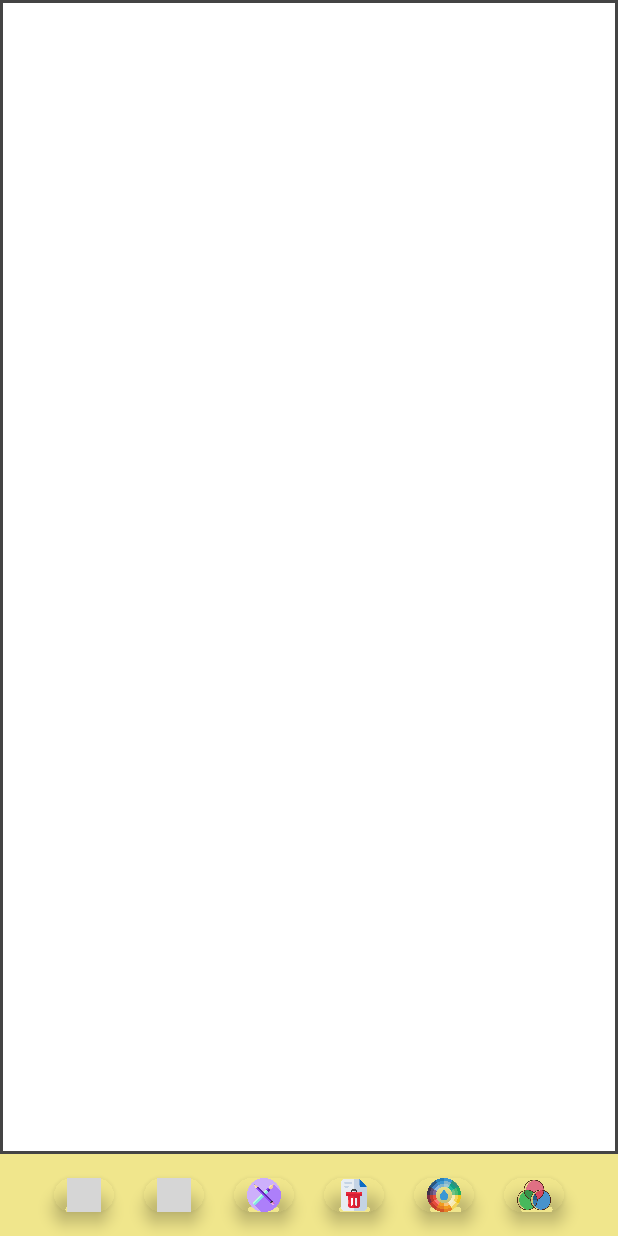
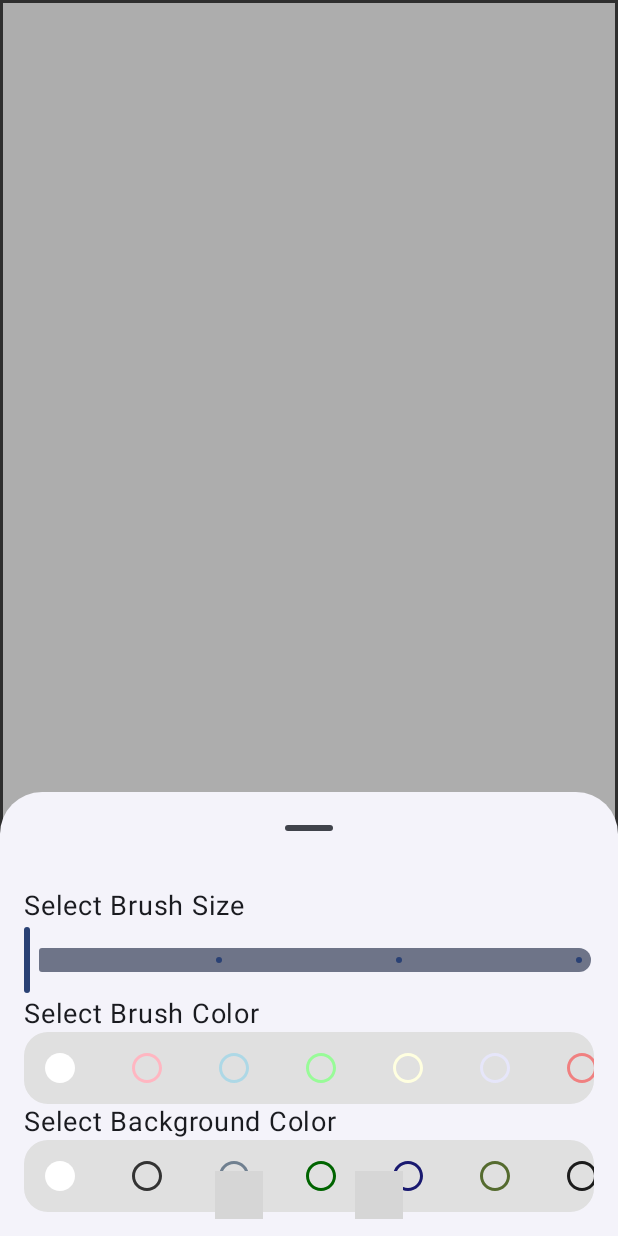
Before and after one commit to D9-cell/DrawingBoardIWithJC, an Android app built with Jetpack Compose: the screen it shows after launch (MainActivity), after a tap on "Brush Size", on a phone screen of 412 x 824 dp. Run offline under Robolectric (Android 15) with nearby library versions, the light colour scheme and no system bars; grey boxes are pictures that could not be loaded.

Commit message:
Perfect Drawing App till now

```diff
--- /dev/null
+++ b/app/src/main/java/com/example/drawingboardiwithjc/ColorButton.kt
@@ -0,0 +1,40 @@
+package com.example.drawingboardiwithjc
+
+
+import androidx.compose.foundation.background
+import androidx.compose.foundation.border
+import androidx.compose.foundation.layout.Box
+import androidx.compose.foundation.layout.padding
+import androidx.compose.foundation.layout.size
+import androidx.compose.material3.Icon
+import androidx.compose.material3.IconButton
+import androidx.compose.runtime.Composable
+import androidx.compose.ui.Modifier
+import androidx.compose.ui.graphics.Color
+import androidx.compose.ui.res.painterResource
+import androidx.compose.ui.unit.dp
+
+@Composable
+fun ColorButton(
+    buttonNumber: Int,
+    isSelected: Boolean,
+    colors: List<Color>,
+    onColorSelected: (Int) -> Unit
+) {
+    // Icon changes based on the selection state
+    val icon = if (isSelected) R.drawable.baseline_circle_24 else R.drawable.outline_circle_24
+
+    IconButton(onClick = {
+        onColorSelected(buttonNumber)
+    }) {
+        // Use modulo to ensure the index stays within the bounds of the list
+        val color = colors[buttonNumber % colors.size]
+
+        Icon(
+            painter = painterResource(id = icon),
+            contentDescription = "Color Button $buttonNumber",
+            tint = color,  // Dynamically get color from list
+            modifier = Modifier.padding(8.dp)
+        )
+    }
+}
--- a/app/src/main/java/com/example/drawingboardiwithjc/CustomBottomBar.kt
+++ b/app/src/main/java/com/example/drawingboardiwithjc/CustomBottomBar.kt
@@ -8,6 +8,7 @@ import androidx.compose.foundation.layout.padding
 import androidx.compose.foundation.layout.size
 import androidx.compose.material3.FloatingActionButton
 import androidx.compose.material3.Icon
+import androidx.compose.material3.IconButton
 import androidx.compose.runtime.Composable
 import androidx.compose.ui.Alignment
 import androidx.compose.ui.Modifier
@@ -17,100 +18,70 @@ import androidx.compose.ui.res.colorResource
 import androidx.compose.ui.res.painterResource
 import androidx.compose.ui.tooling.preview.Preview
 import androidx.compose.ui.unit.dp
-
 @Composable
 fun CustomBottomBar(
     onUndo: () -> Unit,
     onRedo: () -> Unit,
     onBrushSizeChange: () -> Unit,
     onClearCanvas: () -> Unit,
-    onColorChange: () -> Unit, // Callback for color picker
-    onBackgroundColorChange: () -> Unit, // Callback for changing background color
     modifier: Modifier = Modifier
 ) {
     Row(
-        modifier = modifier
-            .background(colorResource(id = R.color.pastelPeach))
-            .padding(16.dp),
+        modifier = modifier.background(colorResource(id = R.color.pastelPeach)),
         horizontalArrangement = Arrangement.SpaceEvenly,
         verticalAlignment = Alignment.CenterVertically
     ) {
-        // FloatingActionButton for Undo
-        FloatingActionButton(
+        // IconButton for Brush and Background Change
+        IconButton(
+            onClick = onBrushSizeChange,
+            modifier = Modifier.size(56.dp) // Set the size for the IconButton
+        ) {
+            Icon(
+                painter = painterResource(R.drawable.brush),
+                contentDescription = "Brush Size",
+                tint = Color.Unspecified,
+                modifier = Modifier.size(32.dp) // Increase icon size
+            )
+        }
+
+        // IconButton for Undo
+        IconButton(
             onClick = onUndo,
-            modifier = Modifier.size(40.dp), // Default FAB size
-            containerColor = Color.Unspecified
+            modifier = Modifier.size(56.dp) // Set the size for the IconButton
         ) {
             Icon(
                 painter = painterResource(R.drawable.undo),
                 contentDescription = "Undo",
-                tint = Color.Unspecified
+                tint = Color.Unspecified,
+                modifier = Modifier.size(32.dp) // Increase icon size
             )
         }
 
-        // FloatingActionButton for Redo
-        FloatingActionButton(
+        // IconButton for Redo
+        IconButton(
             onClick = onRedo,
-            modifier = Modifier.size(40.dp), // Default FAB size
-            containerColor = Color.Unspecified
+            modifier = Modifier.size(56.dp) // Set the size for the IconButton
         ) {
             Icon(
                 painter = painterResource(R.drawable.undo),
                 contentDescription = "Redo",
                 tint = Color.Unspecified,
-                modifier = Modifier.graphicsLayer(rotationY = 180f)
+                modifier = Modifier
+                    .size(32.dp) // Increase icon size
+                    .graphicsLayer(rotationY = 180f) // Rotate for redo
             )
         }
 
-        // FloatingActionButton for Brush Size Change
-        FloatingActionButton(
-            onClick = onBrushSizeChange,
-            modifier = Modifier.size(40.dp), // Default FAB size
-            containerColor = Color.Unspecified
-        ) {
-            Icon(
-                painter = painterResource(R.drawable.brush),
-                contentDescription = "Brush Size",
-                tint = Color.Unspecified
-            )
-        }
-
-        // FloatingActionButton for Clear Canvas
-        FloatingActionButton(
+        // IconButton for Clear Canvas
+        IconButton(
             onClick = onClearCanvas,
-            modifier = Modifier.size(40.dp), // Default FAB size
-            containerColor = Color.Unspecified
+            modifier = Modifier.size(56.dp) // Set the size for the IconButton
         ) {
             Icon(
                 painter = painterResource(R.drawable.clear),
                 contentDescription = "Clear",
-                tint = Color.Unspecified
-            )
-        }
-
-        // FloatingActionButton for Color Change
-        FloatingActionButton(
-            onClick = onColorChange,
-            modifier = Modifier.size(40.dp), // Default FAB size
-            containerColor = Color.Unspecified
-        ) {
-            Icon(
-                painter = painterResource(R.drawable.color),
-                contentDescription = "Choose Color",
-                tint = Color.Unspecified
-            )
-        }
-
-        // FloatingActionButton for Background Color Change
-        FloatingActionButton(
-            onClick = onBackgroundColorChange,
-            modifier = Modifier.size(40.dp), // Default FAB size
-            containerColor = Color.Unspecified
-        ) {
-            Icon(
-                painter = painterResource(R.drawable.background), // You can use a different icon
-                contentDescription = "Change Background Color",
-                tint = Color.Unspecified
+                tint = Color.Unspecified,
+                modifier = Modifier.size(32.dp) // Increase icon size
             )
         }
     }
@@ -125,8 +96,6 @@ fun CustomBottomBarPreview() {
         onRedo = {},
         onBrushSizeChange = {},
         onClearCanvas = {},
-        onColorChange = {},
-        onBackgroundColorChange = {},
         modifier = Modifier.fillMaxWidth()
     )
 }
--- a/app/src/main/java/com/example/drawingboardiwithjc/DrawingViewScreen.kt
+++ b/app/src/main/java/com/example/drawingboardiwithjc/DrawingViewScreen.kt
@@ -2,10 +2,20 @@ package com.example.drawingboardiwithjc
 
 import androidx.compose.foundation.background
 import androidx.compose.foundation.border
+import androidx.compose.foundation.horizontalScroll
+import androidx.compose.foundation.layout.Arrangement
 import androidx.compose.foundation.layout.Box
 import androidx.compose.foundation.layout.Column
+import androidx.compose.foundation.layout.Row
 import androidx.compose.foundation.layout.fillMaxSize
 import androidx.compose.foundation.layout.fillMaxWidth
+import androidx.compose.foundation.layout.padding
+import androidx.compose.foundation.rememberScrollState
+import androidx.compose.foundation.shape.RoundedCornerShape
+import androidx.compose.material3.ExperimentalMaterial3Api
+import androidx.compose.material3.ModalBottomSheet
+import androidx.compose.material3.Slider
+import androidx.compose.material3.Text
 import androidx.compose.runtime.Composable
 import androidx.compose.runtime.getValue
 import androidx.compose.runtime.mutableFloatStateOf
@@ -14,24 +24,26 @@ import androidx.compose.runtime.mutableStateOf
 import androidx.compose.runtime.remember
 import androidx.compose.runtime.setValue
 import androidx.compose.ui.Modifier
+import androidx.compose.ui.draw.clip
 import androidx.compose.ui.graphics.Color
 import androidx.compose.ui.graphics.toArgb
 import androidx.compose.ui.res.colorResource
 import androidx.compose.ui.tooling.preview.Preview
 import androidx.compose.ui.unit.dp
+import androidx.compose.ui.unit.sp
 import androidx.compose.ui.viewinterop.AndroidView
-import androidx.core.view.ViewCompat
-import androidx.core.view.WindowInsetsCompat
 
+@OptIn(ExperimentalMaterial3Api::class)
 @Composable
 fun DrawingViewScreen() {
     var selectedColor by remember { mutableStateOf(Color.Black) }
     var currentColorIndex by remember { mutableIntStateOf(0) }
     var currentBrushSize by remember { mutableFloatStateOf(3f) }
-    var backgroundColor by remember { mutableStateOf(Color.White) } // State for background color
+    var backgroundColor by remember { mutableStateOf(Color.White) }
     var currentBackgroundColorIndex by remember { mutableIntStateOf(0) }
+    var showBrushBottomSheet by remember { mutableStateOf(false) } // State to toggle bottom sheet
 
-    // List of Colors from Brush Color Resources
+    // Brush and background colors list
     val colors = listOf(
         colorResource(id = R.color.chalkWhite),
         colorResource(id = R.color.chalkPastelPink),
@@ -42,8 +54,6 @@ fun DrawingViewScreen() {
         colorResource(id = R.color.chalkLightCoral),
         colorResource(id = R.color.chalkPeach),
     )
-
-    // List of Colors from Background Color Resources
     val backgroundColors = listOf(
         colorResource(id = R.color.white),
         colorResource(id = R.color.charcoal),
@@ -55,30 +65,23 @@ fun DrawingViewScreen() {
         colorResource(id = R.color.pineGreen)
     )
 
-    // Create and remember the DrawingView instance
     val drawingView = remember { mutableStateOf<DrawingView?>(null) }
 
     // Function to change brush size
-    fun changeBrushSize() {
-        currentBrushSize = when (currentBrushSize) {
-            3f -> 5f
-            5f -> 8f
-            else -> 3f
-        }
+    fun changeBrushSize(size: Float) {
+        currentBrushSize = size
         drawingView.value?.setSizeForBrush(currentBrushSize)
     }
 
     // Function to change brush Color
-    fun changeBrushColor() {
-        currentColorIndex = (currentColorIndex + 1) % colors.size // Cycle through colors
-        selectedColor = colors[currentColorIndex]
+    fun changeBrushColor(color: Color) {
+        selectedColor = color
         drawingView.value?.setColor(String.format("#%06X", 0xFFFFFF and selectedColor.toArgb()))
     }
 
-    // Function to change Background Color of Board
-    fun changeBackgroundColor() {
-        currentBackgroundColorIndex = (currentBackgroundColorIndex + 1) % backgroundColors.size // Change background color to the next color in the list
-        backgroundColor = backgroundColors[currentBackgroundColorIndex]
+    // Function to change Background Color
+    fun changeBackgroundColor(color: Color) {
+        backgroundColor = color
     }
 
     Column(modifier = Modifier.fillMaxSize()) {
@@ -87,44 +90,101 @@ fun DrawingViewScreen() {
             .weight(14f)
             .border(2.dp, color = Color.DarkGray)) {
 
-            // Background Layer (without causing a recomposition of the DrawingView)
             Box(modifier = Modifier
                 .matchParentSize()
                 .background(backgroundColor) // Use the backgroundColor state
             )
 
-            // Drawing View Layer
             AndroidView(
                 modifier = Modifier.fillMaxSize(),
                 factory = { context ->
                     DrawingView(context, null).apply {
                         drawingView.value = this
-                        setColor(String.format("#%06X", 0xFFFFFF and selectedColor.toArgb())) // Set the initial color
-                        ViewCompat.setOnApplyWindowInsetsListener(this) { v, insets ->
-                            val systemBars = insets.getInsets(WindowInsetsCompat.Type.systemBars())
-                            v.setPadding(systemBars.left, systemBars.top, systemBars.right, systemBars.bottom)
-                            insets
-                        }
+                        setColor(String.format("#%06X", 0xFFFFFF and selectedColor.toArgb())) // Set initial color
                     }
                 },
                 update = { view ->
-                    // Update the brush color whenever selectedColor changes
                     view.setColor(String.format("#%06X", 0xFFFFFF and selectedColor.toArgb()))
                 }
             )
         }
 
-        // Bottom Bar with Brush and Color Picker
         CustomBottomBar(
             onUndo = { drawingView.value?.onClickUndo() },
             onRedo = { drawingView.value?.onClickRedo() },
-            onBrushSizeChange = { changeBrushSize() /* Call the changeBrushSize function */ },
+            onBrushSizeChange = { showBrushBottomSheet = true },
             onClearCanvas = { drawingView.value?.clearCanvas() },
-            onColorChange = { changeBrushColor() },
-            onBackgroundColorChange = { changeBackgroundColor() },
             modifier = Modifier
                 .fillMaxWidth()
                 .weight(1f)
         )
     }
+
+    // Brush Bottom Sheet
+    if (showBrushBottomSheet) {
+        ModalBottomSheet(
+            onDismissRequest = { showBrushBottomSheet = false }
+        ) {
+            Column(modifier = Modifier.padding(16.dp)) {
+                Text(text = "Select Brush Size", fontSize = 18.sp)
+                Slider(
+                    value = currentBrushSize,
+                    onValueChange = { size -> changeBrushSize(size) },
+                    valueRange = 3f..30f,
+                    steps = 2
+                )
+
+                Text(text = "Select Brush Color", fontSize = 18.sp)
+                Row(horizontalArrangement = Arrangement.spacedBy(10.dp),
+                    modifier = Modifier
+                        .fillMaxWidth()
+                        .clip(RoundedCornerShape(16.dp)) // Apply rounded corners
+                        .background(colorResource(id = R.color.lightGray))
+                        .horizontalScroll(rememberScrollState())
+                ) {
+                    colors.forEachIndexed { index, color ->
+                        ColorButton(
+                            buttonNumber = index,
+                            isSelected = index == currentColorIndex,
+                            colors = colors,
+                            onColorSelected = { buttonIndex ->
+                                currentColorIndex = buttonIndex
+                                changeBrushColor(colors[buttonIndex])
+                            }
+                        )
+                    }
+                }
+
+                Text(text = "Select Background Color", fontSize = 18.sp)
+                Row(
+                    horizontalArrangement = Arrangement.spacedBy(10.dp),
+                    modifier = Modifier
+                        .fillMaxWidth()
+                        .clip(RoundedCornerShape(16.dp)) // Apply rounded corners
+                        .background(colorResource(id = R.color.lightGray))
+                        .horizontalScroll(rememberScrollState())
+                ) {
+                    backgroundColors.forEachIndexed { index, color ->
+                        ColorButton(
+                            buttonNumber = index,
+                            isSelected = index == currentBackgroundColorIndex,
+                            colors = backgroundColors,
+                            onColorSelected = { buttonIndex ->
+                                currentBackgroundColorIndex = buttonIndex
+                                changeBackgroundColor(backgroundColors[buttonIndex])
+                            }
+                        )
+                    }
+                }
+
+            }
+        }
+    }
+
 }
+
+@Preview(showBackground = true, showSystemUi = true)
+@Composable
+fun DrawingViewPreview() {
+    DrawingViewScreen()
+}
--- /dev/null
+++ b/app/src/main/res/drawable/baseline_circle_24.xml
@@ -0,0 +1,5 @@
+<vector xmlns:android="http://schemas.android.com/apk/res/android" android:height="24dp" android:tint="#000000" android:viewportHeight="24" android:viewportWidth="24" android:width="24dp">
+
+    <path android:fillColor="@android:color/white" android:pathData="M12,2C6.47,2 2,6.47 2,12s4.47,10 10,10 10,-4.47 10,-10S17.53,2 12,2z"/>
+
+</vector>
--- /dev/null
+++ b/app/src/main/res/drawable/outline_circle_24.xml
@@ -0,0 +1,5 @@
+<vector xmlns:android="http://schemas.android.com/apk/res/android" android:height="24dp" android:tint="#000000" android:viewportHeight="24" android:viewportWidth="24" android:width="24dp">
+
+    <path android:fillColor="@android:color/white" android:pathData="M12,2C6.47,2 2,6.47 2,12c0,5.53 4.47,10 10,10s10,-4.47 10,-10C22,6.47 17.53,2 12,2zM12,20c-4.42,0 -8,-3.58 -8,-8c0,-4.42 3.58,-8 8,-8s8,3.58 8,8C20,16.42 16.42,20 12,20z"/>
+
+</vector>
--- a/app/src/main/res/values/colors.xml
+++ b/app/src/main/res/values/colors.xml
@@ -7,6 +7,8 @@
     <color name="teal_700">#FF018786</color>
     <color name="black">#FF000000</color>
     <color name="white">#FFFFFFFF</color>
+    <color name="lightGray">#FFE0E0E0</color>
+
 
     <!-- CustomBottomButtonBar Color -->
     <color name="pastelPeach">#F0E68C</color>
```
